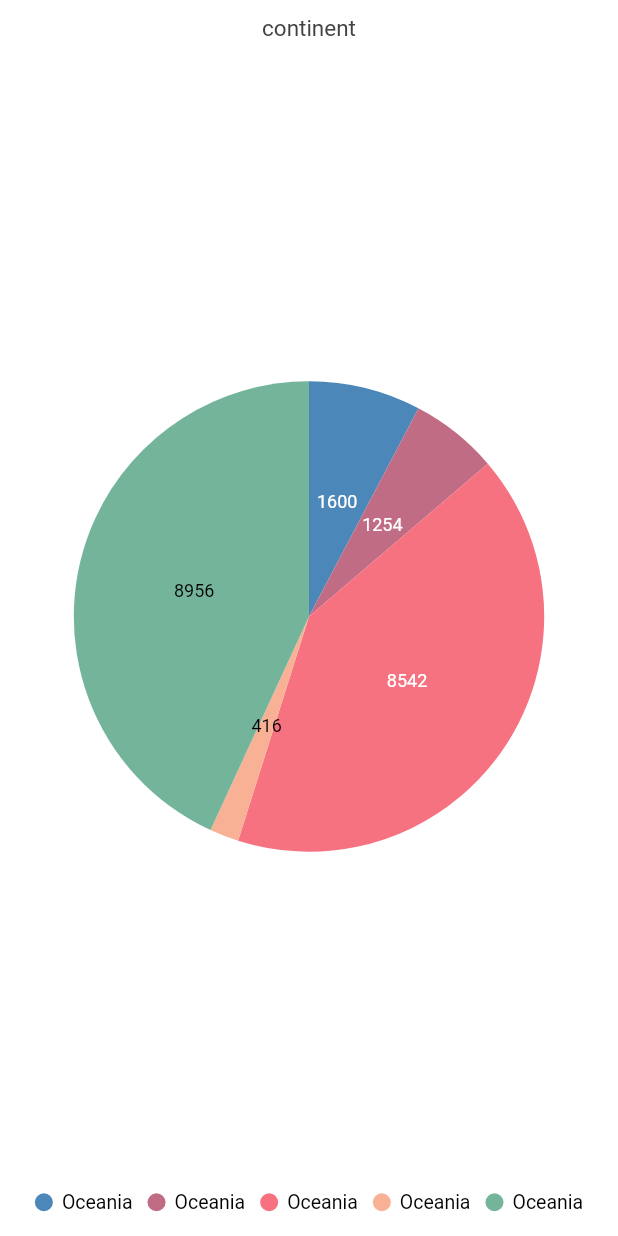
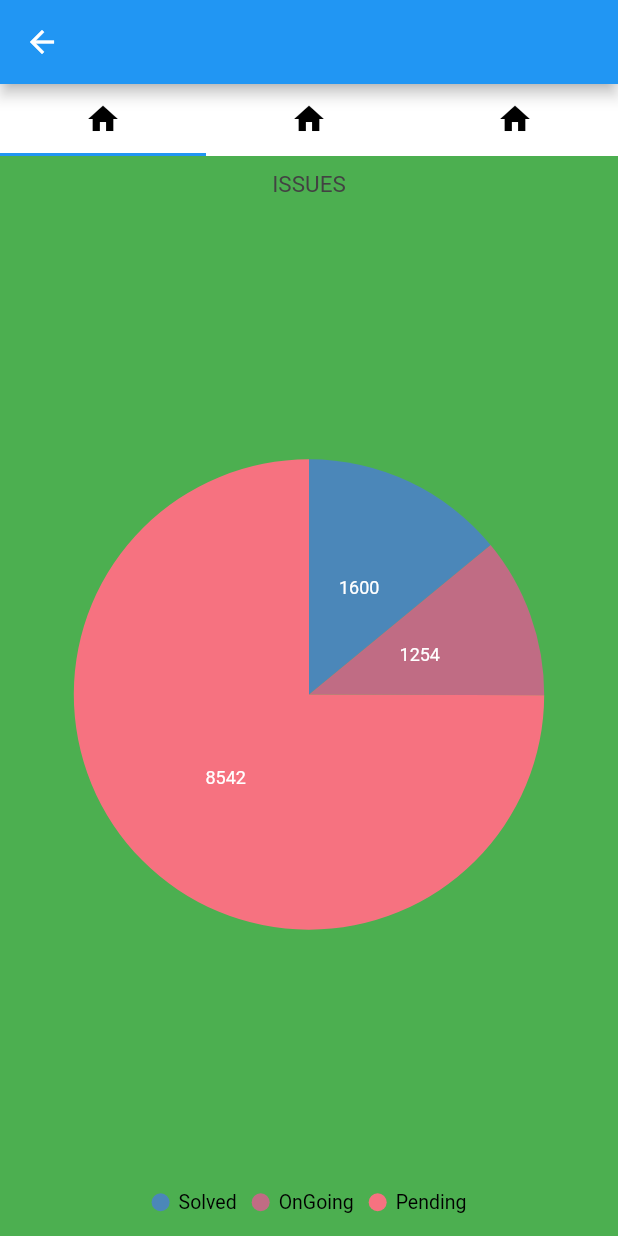
Before and after one commit to Lite-os15/Social-Media-App, a Flutter app: the GraphScreen screen opened directly, on a phone screen of 412 x 824 dp. Run offline on Flutter 3.47's test engine with Material 2 defaults, Android fonts, the phone set to English and light mode, and no system bars; our stand-ins replace camera, cloud_firestore, cross_file, firebase_auth, firebase_core, firebase_storage and 7 more; accounts and stored records are empty; network calls fail.

Commit message:
All error resolved

```diff
--- a/lib/screens/graph_screen.dart
+++ b/lib/screens/graph_screen.dart
@@ -1,5 +1,7 @@
 import 'package:flutter/material.dart';
-import 'package:instagram_clone/screens/user_details_screen.dart';
+import 'package:instagram_clone/widgets/1st_tab.dart';
+import 'package:instagram_clone/widgets/2nd_tab.dart';
+import 'package:instagram_clone/widgets/3rd_tab.dart';
 import 'package:syncfusion_flutter_charts/charts.dart';
 
 class GraphScreen extends StatefulWidget {
@@ -10,57 +12,44 @@ class GraphScreen extends StatefulWidget {
 }
 
 class _GraphScreenState extends State<GraphScreen> {
-late List<GDPData> _chartData;
-late TooltipBehavior _tooltipBehavior;
-  @override
-  void initState() {
-     _chartData =getChartData();
-     _tooltipBehavior =TooltipBehavior(enable: true);
-    super.initState();
-  }
 
 
   @override
   Widget build(BuildContext context) {
-    return SafeArea(
+    return DefaultTabController(
+      length: 3,
       child: Scaffold(
+        appBar: AppBar(
 
-        body: SfCircularChart(
+        ),
 
-          title: ChartTitle(text: 'continent'),
-          legend: Legend(isVisible:true, overflowMode: LegendItemOverflowMode.wrap),
-          tooltipBehavior: _tooltipBehavior,
-          series: <CircularSeries>[
-            PieSeries<GDPData,String>(
-              dataSource:_chartData,
-              xValueMapper: (GDPData data,_)=>data.continent,
-              yValueMapper: (GDPData data,_)=> data.gdp,
-              dataLabelSettings: DataLabelSettings(isVisible: true),
-                enableTooltip:true,
-                // maximumValue:4000,
+        body: Column(
+          children: [
+            TabBar(tabs: [
+              Tab(
+                icon: Icon(Icons.home, color: Colors.black,),
+              ),
+              Tab(
+                icon: Icon(Icons.home, color: Colors.black,),
+              ),
+              Tab(
+                icon: Icon(Icons.home, color: Colors.black,),
+              ),
+            ],
+            ),
+            Expanded(
+              child: TabBarView(
+                children: [
+                  FirstTab(),
+                  SecondTab(),
+                  ThirdTab(),
+                ],
+              ),
             ),
           ],
+
         ),
       ),
     );
   }
-  List<GDPData> getChartData(){
-    final List<GDPData> chartData=[
-      GDPData('Oceania',1600),
-      GDPData('Oceania',1254),
-      GDPData('Oceania',8542),
-      GDPData('Oceania',416),
-      GDPData('Oceania',8956),
-
-    ];
-    return chartData;
-  }
-
-
-
 }
-class GDPData{
-  GDPData(this.continent,this.gdp);
-  final String continent;
-  final int gdp;
-}
--- /dev/null
+++ b/lib/widgets/1st_tab.dart
@@ -0,0 +1,69 @@
+import 'package:flutter/material.dart';
+import 'package:syncfusion_flutter_charts/charts.dart';
+
+class FirstTab extends StatefulWidget {
+  const FirstTab({super.key});
+
+  @override
+  State<FirstTab> createState() => _FirstTabState();
+}
+
+class _FirstTabState extends State<FirstTab> {
+  late List<GDPData> _chartData;
+  late TooltipBehavior _tooltipBehavior;
+
+  @override
+  void initState() {
+    _chartData = getChartData();
+    _tooltipBehavior = TooltipBehavior(enable: true);
+    super.initState();
+  }
+
+
+
+
+  @override
+  Widget build(BuildContext context) {
+    return  Container(
+      color: Colors.green,
+
+      child: SfCircularChart(
+
+        title: ChartTitle(text: 'ISSUES'),
+        legend: Legend(isVisible:true, overflowMode: LegendItemOverflowMode.wrap),
+        tooltipBehavior: _tooltipBehavior,
+        series: <CircularSeries>[
+          PieSeries<GDPData,String>(
+            dataSource:_chartData,
+            xValueMapper: (GDPData data,_)=>data.States,
+            yValueMapper: (GDPData data,_)=> data.number,
+            dataLabelSettings: DataLabelSettings(isVisible: true),
+              enableTooltip:true,
+              // maximumValue:4000,
+          ),
+        ],
+      ),
+    );
+
+  }
+}
+
+List<GDPData> getChartData(){
+  final List<GDPData> chartData=[
+    GDPData('Solved',1600),
+    GDPData('OnGoing',1254),
+    GDPData('Pending',8542),
+
+
+  ];
+  return chartData;
+}
+
+
+
+
+class GDPData{
+  GDPData(this.States,this.number);
+  final String States;
+  final int number;
+}
```
Also changed, not shown: lib/screens/map_screen.dart (+10 -5 lines), lib/widgets/2nd_tab.dart (added, +21 -0 lines), lib/widgets/3rd_tab.dart (added, +21 -0 lines).
